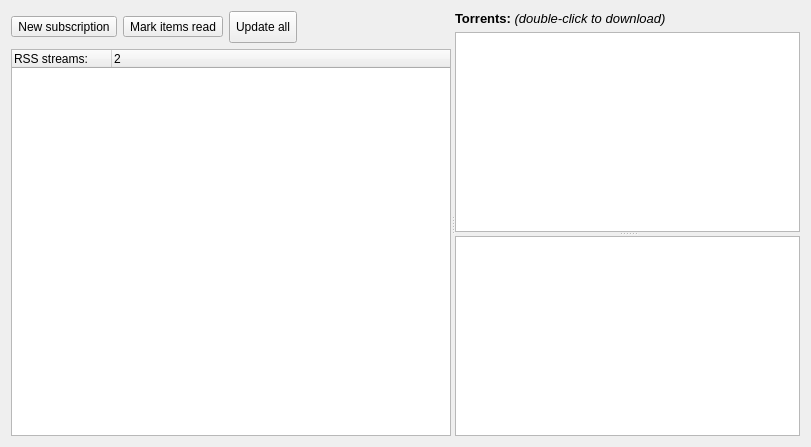
Qt form src/rss.ui (SysAdminDoc/qBittorrent-Vanced) before a commit.
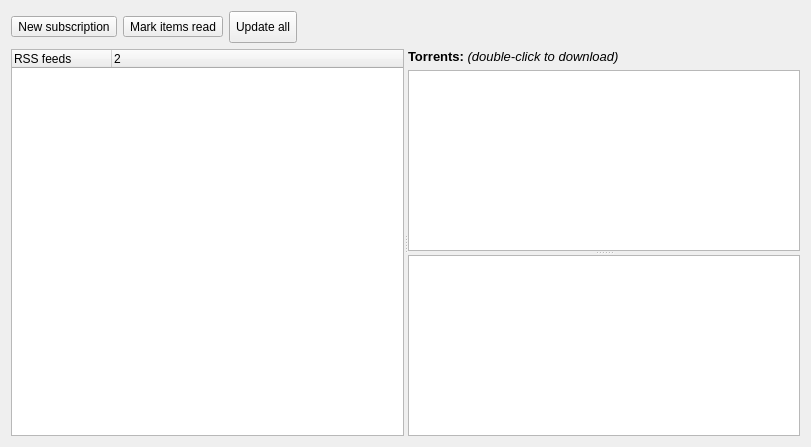
The same form after that commit. Icons and pictures are not drawn.

Commit message: Fixed new RSS tab layout (Toolbar)

```diff
--- a/src/rss.ui
+++ b/src/rss.ui
@@ -13,13 +13,6 @@
   <property name="windowTitle">
    <string>Search</string>
   </property>
-  <layout class="QVBoxLayout" name="verticalLayout_3">
-   <item>
-    <widget class="QSplitter" name="splitter_h">
-     <property name="orientation">
-      <enum>Qt::Horizontal</enum>
-     </property>
-     <widget class="QWidget" name="">
       <layout class="QVBoxLayout" name="verticalLayout_2">
        <item>
         <layout class="QHBoxLayout" name="horizontalLayout">
@@ -96,6 +89,10 @@
         </layout>
        </item>
        <item>
+    <widget class="QSplitter" name="splitter_h">
+     <property name="orientation">
+      <enum>Qt::Horizontal</enum>
+     </property>
         <widget class="QTreeWidget" name="listStreams">
          <property name="contextMenuPolicy">
           <enum>Qt::CustomContextMenu</enum>
@@ -108,7 +105,7 @@
          </property>
          <column>
           <property name="text">
-           <string>RSS streams:</string>
+        <string>RSS feeds</string>
           </property>
          </column>
          <column>
@@ -116,9 +113,6 @@
            <string>2</string>
           </property>
          </column>
-        </widget>
-       </item>
-      </layout>
      </widget>
      <widget class="QWidget" name="layoutWidget">
       <layout class="QVBoxLayout" name="verticalLayout">
```
Lines whose indentation alone changed are shown as unchanged. The commit also changes 50 other files.
